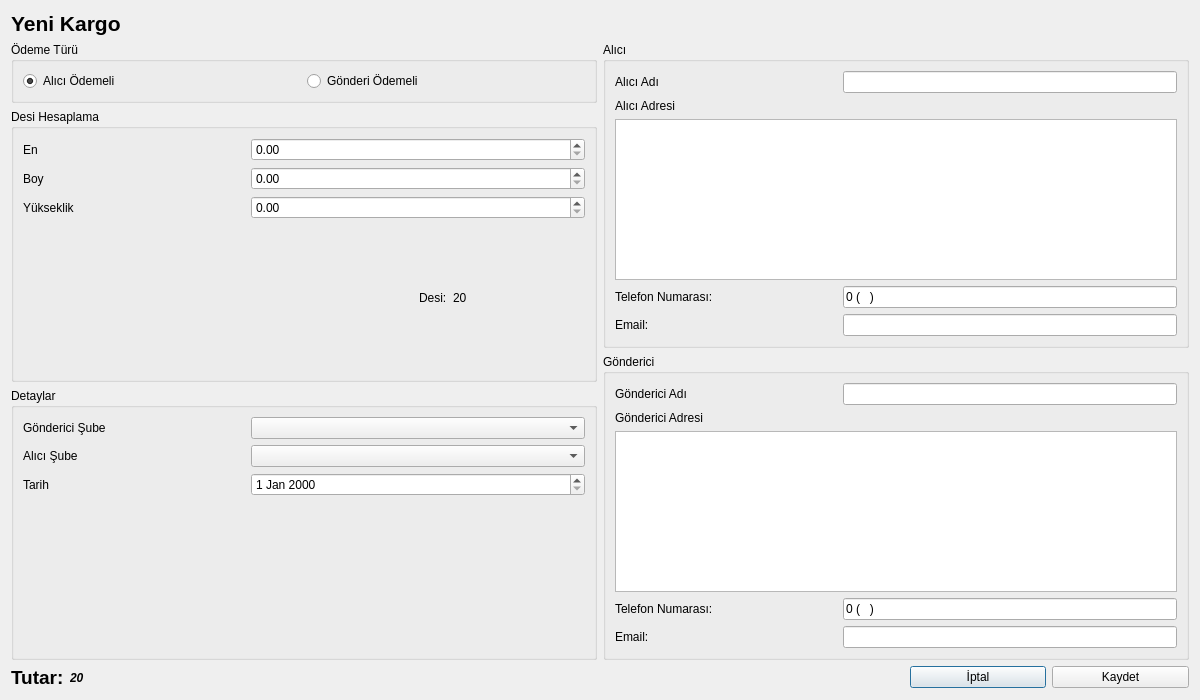
First picture: the form in UI/VeriFormlari/krgyenikargoekle.ui, repository Alder-Team/KargoOtomasyonu, before the edit.
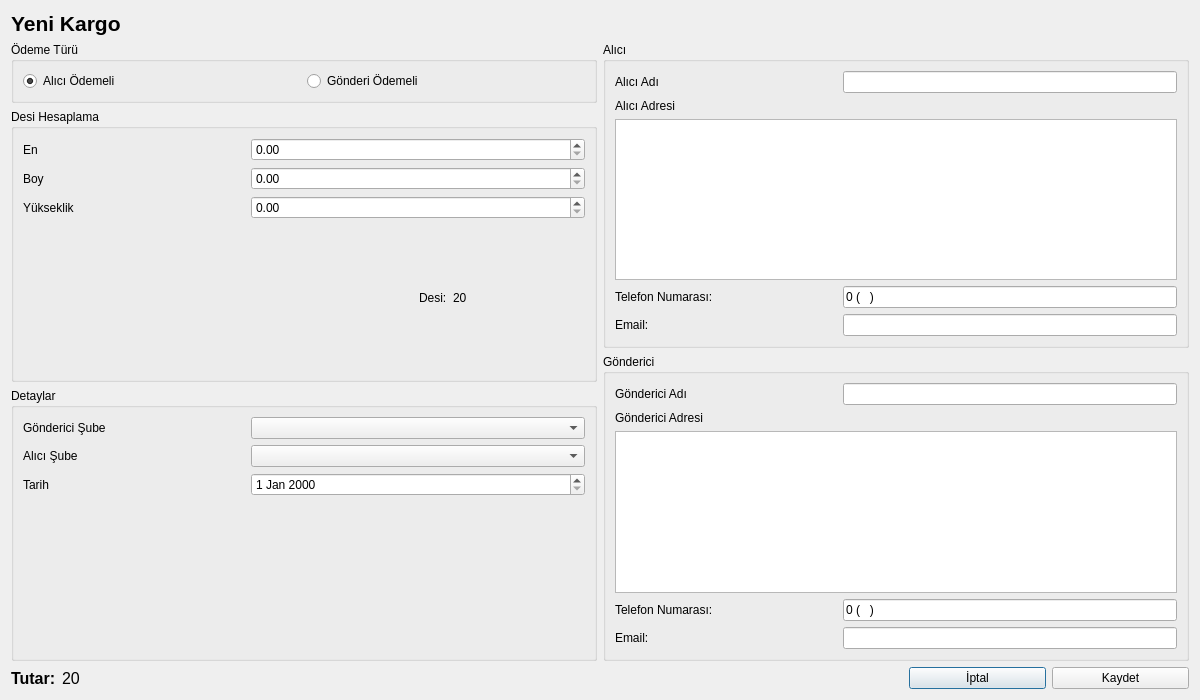
Second picture: the form after the edit.

Commit message: görsel hata düzeltildi

What changed in the file:
```diff
--- a/UI/VeriFormlari/krgyenikargoekle.ui
+++ b/UI/VeriFormlari/krgyenikargoekle.ui
@@ -435,7 +435,7 @@
         <widget class="QLabel" name="lblTutarSonucOncekiLabel">
          <property name="font">
           <font>
-           <pointsize>14</pointsize>
+           <pointsize>12</pointsize>
            <weight>75</weight>
            <bold>true</bold>
           </font>
@@ -449,9 +449,10 @@
         <widget class="QLabel" name="lblTutarSonuc">
          <property name="font">
           <font>
-           <weight>75</weight>
-           <italic>true</italic>
-           <bold>true</bold>
+           <pointsize>12</pointsize>
+           <weight>50</weight>
+           <italic>false</italic>
+           <bold>false</bold>
           </font>
          </property>
          <property name="text">
```
